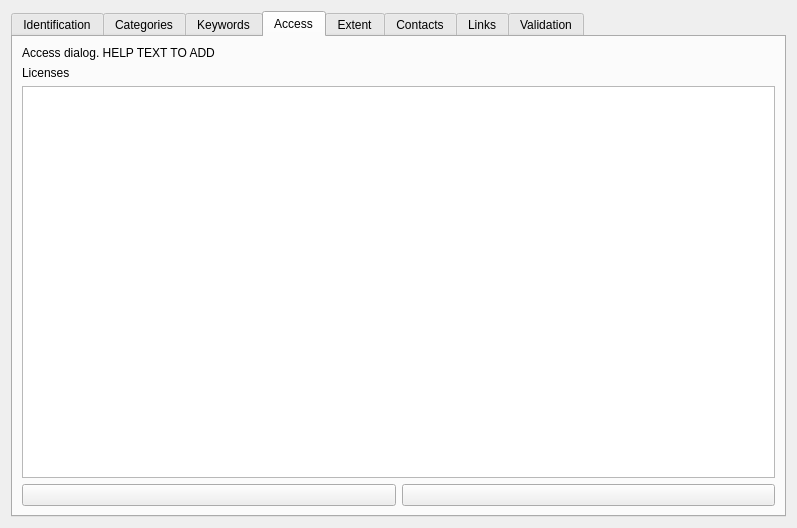
qgis/QGIS, file src/ui/qgsmetadatawidget.ui: the form before one commit.
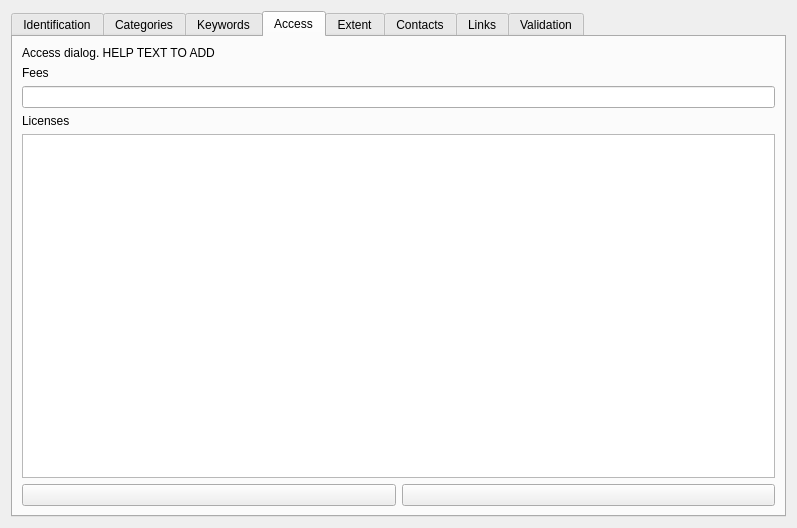
The form after the commit. The open tabs and pages were chosen to show the change. Icons and pictures are not drawn. Custom widgets are drawn as their Qt base class.

Diff of the .ui file:
```diff
--- a/src/ui/qgsmetadatawidget.ui
+++ b/src/ui/qgsmetadatawidget.ui
@@ -437,6 +437,16 @@
          </property>
         </widget>
        </item>
+       <item>
+        <widget class="QLabel" name="label">
+         <property name="text">
+          <string>Fees</string>
+         </property>
+        </widget>
+       </item>
+       <item>
+        <widget class="QLineEdit" name="lineEditFees"/>
+       </item>
        <item>
         <widget class="QLabel" name="label_8">
          <property name="text">
@@ -893,18 +903,18 @@
   </layout>
  </widget>
  <customwidgets>
-  <customwidget>
-   <class>QgsProjectionSelectionWidget</class>
-   <extends>QWidget</extends>
-   <header>qgsprojectionselectionwidget.h</header>
-   <container>1</container>
-  </customwidget>
   <customwidget>
    <class>QgsCollapsibleGroupBox</class>
    <extends>QGroupBox</extends>
    <header>qgscollapsiblegroupbox.h</header>
    <container>1</container>
   </customwidget>
+  <customwidget>
+   <class>QgsProjectionSelectionWidget</class>
+   <extends>QWidget</extends>
+   <header>qgsprojectionselectionwidget.h</header>
+   <container>1</container>
+  </customwidget>
  </customwidgets>
  <resources>
   <include location="../../images/images.qrc"/>
```
Left out of the diff: 2 changed lines with no effect on the pictures.
